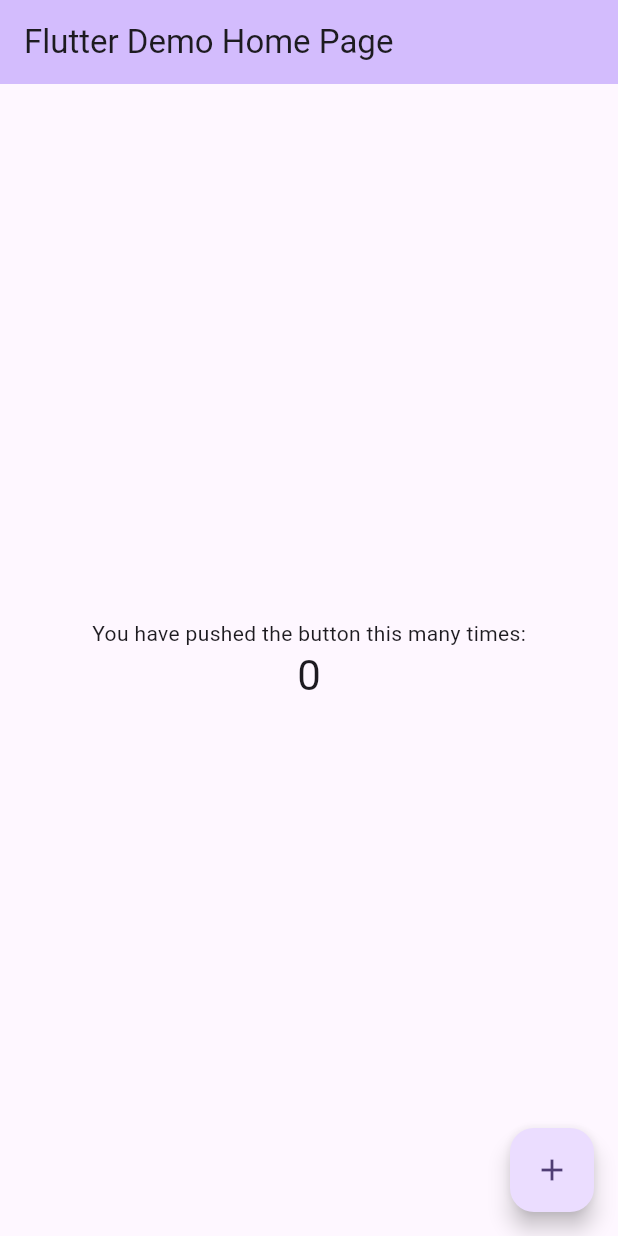
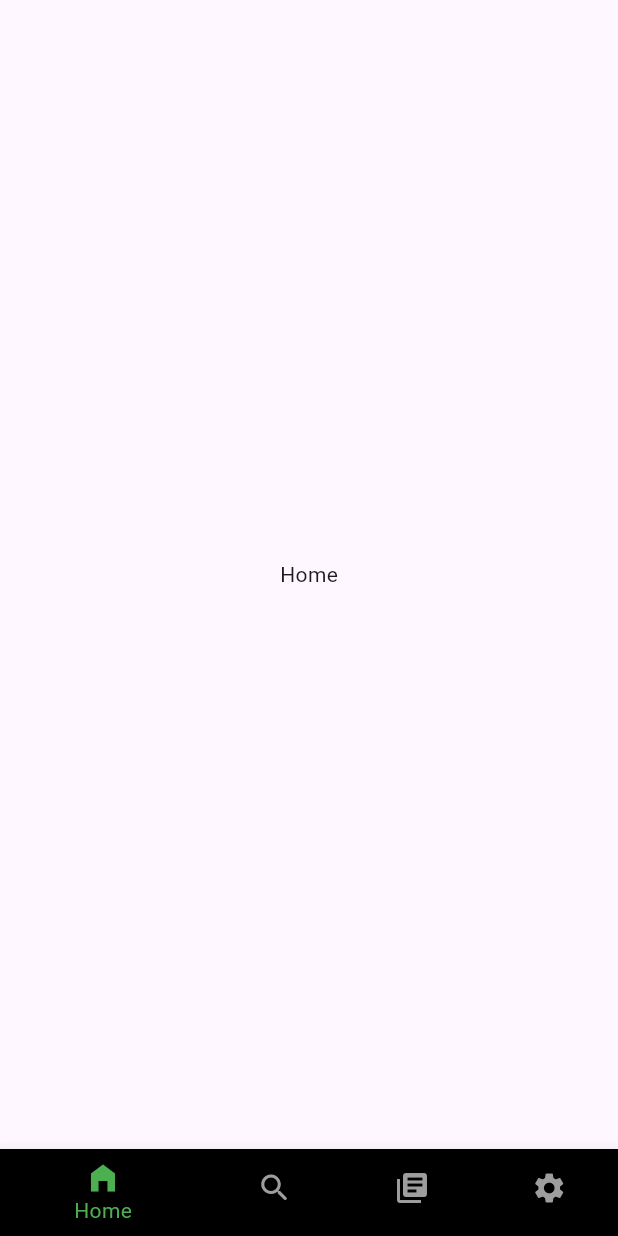
Before and after one commit to madhavmuthreja87/spotify-clone, a Flutter app: the screen it shows after launch, on a phone screen of 412 x 824 dp. Run offline on Flutter 3.47's test engine with Material 3 defaults, Android fonts, the phone set to English and light mode, and no system bars.

Commit message:
Adding main function and code into it

```diff
--- a/lib/main.dart
+++ b/lib/main.dart
@@ -1,121 +1,76 @@
 import 'package:flutter/material.dart';
+import 'package:sf/screens/home_screen.dart';
+import 'package:sf/screens/library_screen.dart';
+import 'package:sf/screens/search_screen.dart';
+import 'package:sf/screens/settings_screen.dart';
 
 void main() {
-  runApp(const MyApp());
+  runApp(MyApp());
 }
 
 class MyApp extends StatelessWidget {
   const MyApp({super.key});
 
-  // This widget is the root of your application.
   @override
   Widget build(BuildContext context) {
-    return MaterialApp(
-      title: 'Flutter Demo',
-      theme: ThemeData(
-        // This is the theme of your application.
-        //
-        // TRY THIS: Try running your application with "flutter run". You'll see
-        // the application has a purple toolbar. Then, without quitting the app,
-        // try changing the seedColor in the colorScheme below to Colors.green
-        // and then invoke "hot reload" (save your changes or press the "hot
-        // reload" button in a Flutter-supported IDE, or press "r" if you used
-        // the command line to start the app).
-        //
-        // Notice that the counter didn't reset back to zero; the application
-        // state is not lost during the reload. To reset the state, use hot
-        // restart instead.
-        //
-        // This works for code too, not just values: Most code changes can be
-        // tested with just a hot reload.
-        colorScheme: .fromSeed(seedColor: Colors.deepPurple),
-      ),
-      home: const MyHomePage(title: 'Flutter Demo Home Page'),
-    );
+    return MaterialApp(home: NavigationBar());
   }
 }
 
-class MyHomePage extends StatefulWidget {
-  const MyHomePage({super.key, required this.title});
-
-  // This widget is the home page of your application. It is stateful, meaning
-  // that it has a State object (defined below) that contains fields that affect
-  // how it looks.
-
-  // This class is the configuration for the state. It holds the values (in this
-  // case the title) provided by the parent (in this case the App widget) and
-  // used by the build method of the State. Fields in a Widget subclass are
-  // always marked "final".
-
-  final String title;
+class NavigationBar extends StatefulWidget {
+  const NavigationBar({super.key});
 
   @override
-  State<MyHomePage> createState() => _MyHomePageState();
+  State<NavigationBar> createState() => _MyAppState();
 }
 
-class _MyHomePageState extends State<MyHomePage> {
-  int _counter = 0;
-
-  void _incrementCounter() {
-    setState(() {
-      // This call to setState tells the Flutter framework that something has
-      // changed in this State, which causes it to rerun the build method below
-      // so that the display can reflect the updated values. If we changed
-      // _counter without calling setState(), then the build method would not be
-      // called again, and so nothing would appear to happen.
-      _counter++;
-    });
-  }
-
+class _MyAppState extends State<NavigationBar> {
+  List<Widget> screen = const [
+    HomeScreen(),
+    SearchScreen(),
+    LibraryScreen(),
+    SettingsScreen(),
+  ];
+  int currentIndex = 0;
   @override
   Widget build(BuildContext context) {
-    // This method is rerun every time setState is called, for instance as done
-    // by the _incrementCounter method above.
-    //
-    // The Flutter framework has been optimized to make rerunning build methods
-    // fast, so that you can just rebuild anything that needs updating rather
-    // than having to individually change instances of widgets.
     return Scaffold(
-      appBar: AppBar(
-        // TRY THIS: Try changing the color here to a specific color (to
-        // Colors.amber, perhaps?) and trigger a hot reload to see the AppBar
-        // change color while the other colors stay the same.
-        backgroundColor: Theme.of(context).colorScheme.inversePrimary,
-        // Here we take the value from the MyHomePage object that was created by
-        // the App.build method, and use it to set our appbar title.
-        title: Text(widget.title),
-      ),
-      body: Center(
-        // Center is a layout widget. It takes a single child and positions it
-        // in the middle of the parent.
-        child: Column(
-          // Column is also a layout widget. It takes a list of children and
-          // arranges them vertically. By default, it sizes itself to fit its
-          // children horizontally, and tries to be as tall as its parent.
-          //
-          // Column has various properties to control how it sizes itself and
-          // how it positions its children. Here we use mainAxisAlignment to
-          // center the children vertically; the main axis here is the vertical
-          // axis because Columns are vertical (the cross axis would be
-          // horizontal).
-          //
-          // TRY THIS: Invoke "debug painting" (choose the "Toggle Debug Paint"
-          // action in the IDE, or press "p" in the console), to see the
-          // wireframe for each widget.
-          mainAxisAlignment: .center,
-          children: [
-            const Text('You have pushed the button this many times:'),
-            Text(
-              '$_counter',
-              style: Theme.of(context).textTheme.headlineMedium,
-            ),
-          ],
-        ),
-      ),
-      floatingActionButton: FloatingActionButton(
-        onPressed: _incrementCounter,
-        tooltip: 'Increment',
-        child: const Icon(Icons.add),
+      body: screen[currentIndex],
+      bottomNavigationBar: BottomNavigationBar(
+        type: BottomNavigationBarType.shifting,
+
+        selectedItemColor: Colors.green,
+        unselectedItemColor: Colors.grey,
+
+        currentIndex: currentIndex,
+
+        onTap: (value) {
+          setState(() {
+            currentIndex = value;
+          });
+        },
+        items: [
+          BottomNavigationBarItem(
+            icon: Icon(Icons.home_filled),
+            label: "Home",
+            backgroundColor: Colors.black,
+          ),
+          BottomNavigationBarItem(
+            icon: Icon(Icons.search_rounded),
+            label: "Search",
+            backgroundColor: Colors.black,
+          ),
+          BottomNavigationBarItem(
+            icon: Icon(Icons.library_books),
+            label: "Library",
+            backgroundColor: Colors.black,
+          ),
+          BottomNavigationBarItem(
+            icon: Icon(Icons.settings),
+            label: "Settings",
+            backgroundColor: Colors.black,
+          ),
+        ],
       ),
     );
   }
--- /dev/null
+++ b/lib/screens/home_screen.dart
@@ -0,0 +1,15 @@
+import 'package:flutter/material.dart';
+
+class HomeScreen extends StatefulWidget {
+  const new({super.key});
+
+  @override
+  State<HomeScreen> createState() => _HomeScreenState();
+}
+
+class _HomeScreenState extends State<HomeScreen> {
+  @override
+  Widget build(BuildContext context) {
+    return Scaffold(body: Center(child: Text("Home")));
+  }
+}
```
Also changed, not shown: lib/screens/library_screen.dart (added, +15 -0 lines), lib/screens/search_screen.dart (added, +15 -0 lines), lib/screens/settings_screen.dart (added, +15 -0 lines), lib/screens/player_screen.dart (added).
